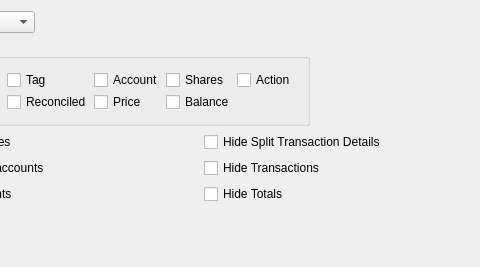
The window that kmymoney/plugins/views/reports/reporttabrowcolquery.ui (KDE/kmymoney) describes before a commit, drawn with Qt 5; both pictures show x 164 to 644 and y 0 to 267 of the 730 by 267 pixel window.
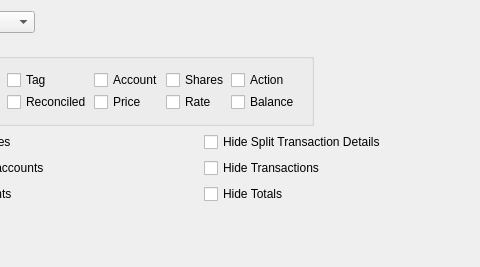
The same window after the commit. Custom widgets are drawn as their Qt base class.

Commit message: Add "Rate" column to reports

What changed in the file:
```diff
--- a/kmymoney/plugins/views/reports/reporttabrowcolquery.ui
+++ b/kmymoney/plugins/views/reports/reporttabrowcolquery.ui
@@ -305,6 +305,13 @@
          </widget>
         </item>
         <item row="1" column="4">
+         <widget class="QCheckBox" name="m_checkRate">
+          <property name="text">
+           <string>Rate</string>
+          </property>
+         </widget>
+        </item>
+        <item row="1" column="5">
          <widget class="QCheckBox" name="m_checkBalance">
           <property name="toolTip">
            <string>&lt;p&gt;Select this option to show the Running balance column&lt;/p&gt;</string>
```
Left out of the diff: 2 changed lines with no effect on the pictures. The commit also changes 18 other files.
